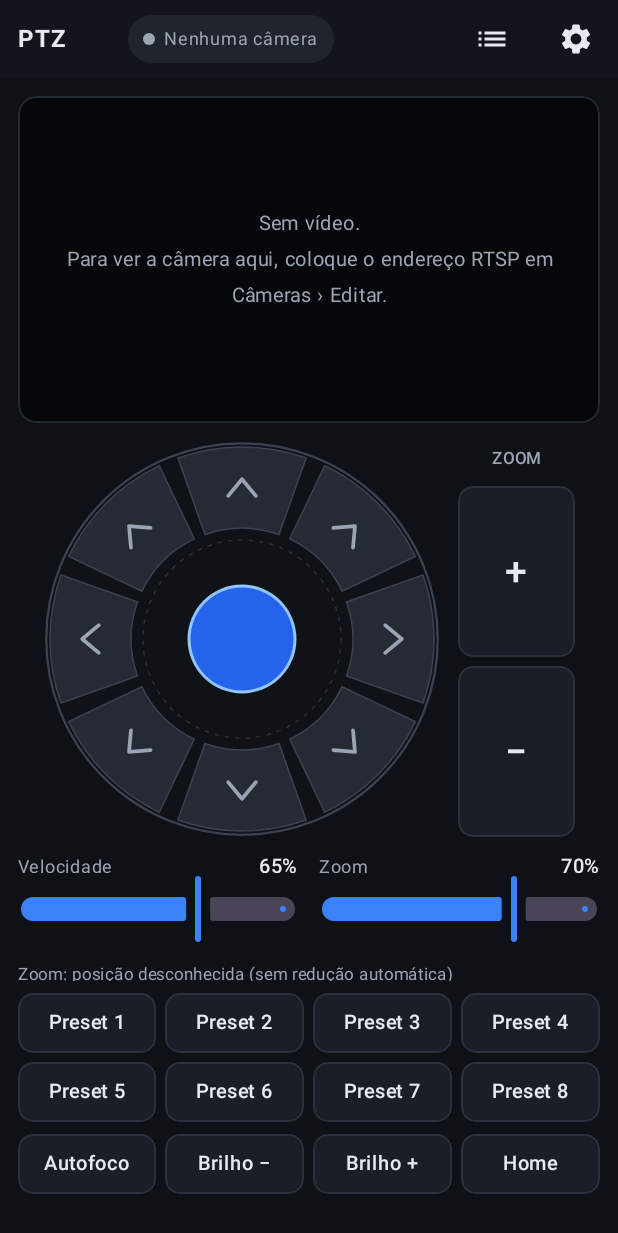
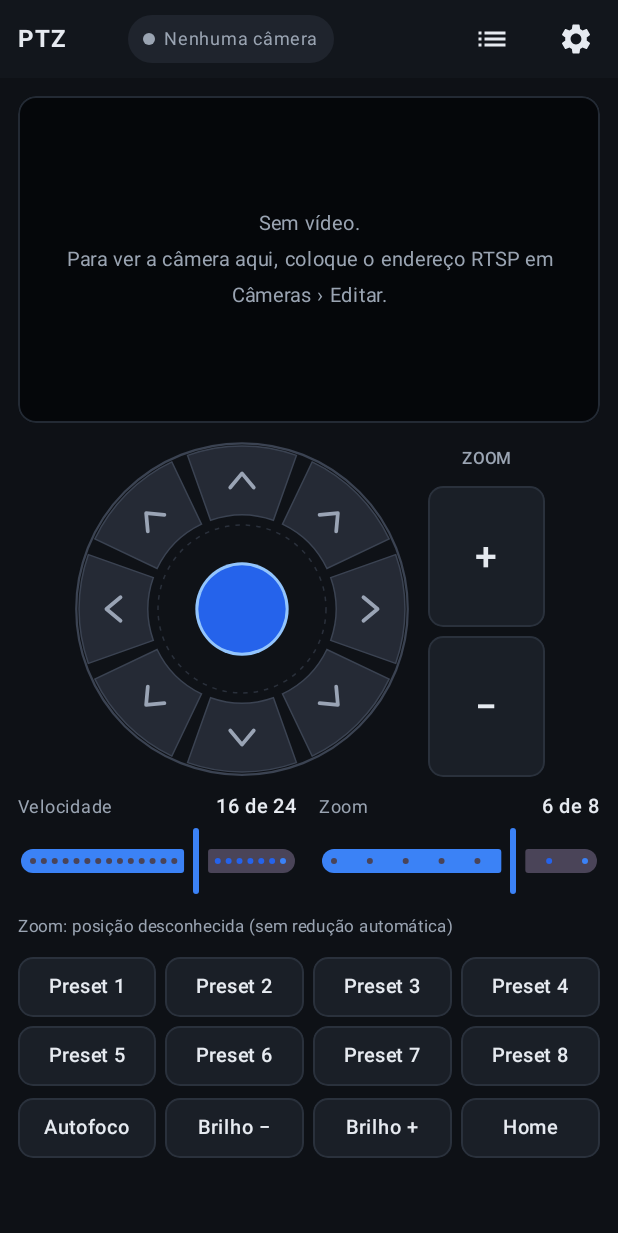
Before and after one commit to eleonardop/ptz-android, an Android app built with Jetpack Compose: the screen it shows after launch (MainActivity), on a phone screen of 412 x 824 dp. Shown: the top 1233 px of the screen. Run offline under Robolectric (Android 15) with nearby library versions, the phone set to English and light mode, and no system bars.

Commit message:
Velocidade e zoom no valor real da câmera; textos sem corte
- Barras de velocidade (1 a 24) e zoom (1 a 8) no valor real, com passos inteiros.
- RB/LB sobem/descem um passo de velocidade.
- Títulos das barras e linha do zoom sem altura fixa (não cortam mais).

Co-Authored-By: Claude Opus 5.5 <noreply@anthropic.com>
Claude-Session: https://claude.ai/code/session_01ChsCtzzmh5WTSWCfHnyMZx

```diff
--- a/app/src/main/java/com/ptzstudio/android/core/PtzController.kt
+++ b/app/src/main/java/com/ptzstudio/android/core/PtzController.kt
@@ -41,6 +41,19 @@ data class MotionConfig(
     /** Trava de diagonal: abaixo deste ângulo o eixo secundário é ignorado (0 = desligada). */
     val diagonalLockDeg: Int = 18,
 ) {
+    companion object {
+        /** Valor real (1..max) para a porcentagem guardada, sem perder o valor na ida e volta. */
+        fun levelToPercent(level: Int, max: Int): Int {
+            val m = max.coerceAtLeast(1)
+            return (level.coerceIn(1, m) * 100.0 / m).roundToInt().coerceIn(1, 100)
+        }
+
+        fun percentToLevel(percent: Int, max: Int): Int {
+            val m = max.coerceAtLeast(1)
+            return (percent.coerceIn(1, 100) * m / 100.0).roundToInt().coerceIn(1, m)
+        }
+    }
+
     fun sanitized(): MotionConfig = copy(
         speedPercent = speedPercent.coerceIn(1, 100),
         rampPercent = rampPercent.coerceIn(0, 100),
@@ -62,6 +75,14 @@ data class MotionConfig(
         val r = zoomSlowdownPercent.coerceIn(0, 95) / 100.0
         return 1.0 - r * Math.pow(z, 1.5)
     }
+
+    /** Velocidade de Pan/Tilt no valor real da câmera (1 até [maxPan]). */
+    fun speedLevel(maxPan: Int): Int = percentToLevel(speedPercent, maxPan)
+    fun withSpeedLevel(level: Int, maxPan: Int): MotionConfig = copy(speedPercent = levelToPercent(level, maxPan))
+
+    /** Velocidade do zoom no valor real da câmera (1 até [maxZoom]). */
+    fun zoomLevelSetting(maxZoom: Int): Int = percentToLevel(zoomSpeedPercent, maxZoom)
+    fun withZoomLevelSetting(level: Int, maxZoom: Int): MotionConfig = copy(zoomSpeedPercent = levelToPercent(level, maxZoom))
 
     /** Segundos para ir do repouso à velocidade máxima. */
     val rampSeconds: Double get() = rampPercent.coerceIn(0, 100) / 100.0 * 2.0
--- a/app/src/main/java/com/ptzstudio/android/ui/ControlScreen.kt
+++ b/app/src/main/java/com/ptzstudio/android/ui/ControlScreen.kt
@@ -105,7 +105,7 @@ fun ControlScreen(engine: Engine, onCameras: () -> Unit, onSettings: () -> Unit)
             if (landscape) {
                 // Tudo cabe na tela sem rolar: o joystick ocupa o espaço que sobra na coluna da direita.
                 val rightW = (boxW.value - 36f) / 2.15f
-                val stick = min(rightW - 90f, boxH.value - 24f - 96f - 8f).coerceIn(130f, 260f)
+                val stick = min(rightW - 90f, boxH.value - 24f - 120f).coerceIn(130f, 260f)
                 Row(
                     Modifier.fillMaxSize().padding(12.dp),
                     horizontalArrangement = Arrangement.spacedBy(12.dp),
@@ -131,7 +131,7 @@ fun ControlScreen(engine: Engine, onCameras: () -> Unit, onSettings: () -> Unit)
                     BoxWithConstraints(Modifier.fillMaxWidth().weight(1f)) {
                         val availH = maxHeight.value
                         // Altura fixa do resto: velocidades 64, zoom atual 16, presets 86, botões 40, espaços e margens.
-                        val stick = min(boxW.value - 24f - 78f - 12f, availH - 270f).coerceIn(140f, 300f)
+                        val stick = min(boxW.value - 24f - 78f - 12f, availH - 310f).coerceIn(140f, 300f)
                         Column(
                             Modifier.fillMaxSize().verticalScroll(rememberScrollState()).padding(start = 12.dp, end = 12.dp, top = 4.dp, bottom = 12.dp),
                             verticalArrangement = Arrangement.spacedBy(8.dp),
@@ -363,28 +363,35 @@ private fun VirtualJoystick(engine: Engine, size: Dp) {
     }
 }
 
-/** Velocidade do Pan/Tilt e do zoom lado a lado (economiza espaço). */
+/** Velocidade do Pan/Tilt e do zoom lado a lado, no valor real da câmera (ex.: 1 a 24 e 1 a 8). */
 @Composable
 private fun SpeedAndZoomSliders(engine: Engine, settings: AppSettings) {
     val m = settings.motion
+    val maxPan = engine.maxPanSpeed
+    val maxZoom = engine.maxZoomSpeed
     Row(Modifier.fillMaxWidth(), horizontalArrangement = Arrangement.spacedBy(14.dp)) {
-        CompactSlider("Velocidade", m.speedPercent, Modifier.weight(1f)) { engine.setMotion(m.copy(speedPercent = it)) }
-        CompactSlider("Zoom", m.zoomSpeedPercent, Modifier.weight(1f)) { engine.setMotion(m.copy(zoomSpeedPercent = it)) }
+        LevelSlider("Velocidade", m.speedLevel(maxPan), maxPan, Modifier.weight(1f)) {
+            engine.setMotion(m.withSpeedLevel(it, maxPan))
+        }
+        LevelSlider("Zoom", m.zoomLevelSetting(maxZoom), maxZoom, Modifier.weight(1f)) {
+            engine.setMotion(m.withZoomLevelSetting(it, maxZoom))
+        }
     }
 }
 
 @Composable
-private fun CompactSlider(label: String, value: Int, modifier: Modifier, onChange: (Int) -> Unit) {
+fun LevelSlider(label: String, value: Int, max: Int, modifier: Modifier, onChange: (Int) -> Unit) {
     Column(modifier) {
-        Row(Modifier.fillMaxWidth().height(16.dp), verticalAlignment = Alignment.CenterVertically) {
-            Text(label, color = Palette.Muted, fontSize = 12.sp, modifier = Modifier.weight(1f))
-            Text("$value%", color = Palette.Text, fontSize = 13.sp, fontWeight = FontWeight.SemiBold)
+        Row(Modifier.fillMaxWidth(), verticalAlignment = Alignment.CenterVertically) {
+            Text(label, color = Palette.Muted, fontSize = 12.sp, maxLines = 1, modifier = Modifier.weight(1f))
+            Text("$value de $max", color = Palette.Text, fontSize = 13.sp, fontWeight = FontWeight.SemiBold, maxLines = 1)
         }
         Slider(
             value = value.toFloat(),
-            onValueChange = { onChange(it.toInt().coerceIn(1, 100)) },
-            valueRange = 1f..100f,
-            modifier = Modifier.fillMaxWidth().height(48.dp),
+            onValueChange = { onChange(it.roundToInt().coerceIn(1, max)) },
+            valueRange = 1f..max.toFloat(),
+            steps = (max - 2).coerceAtLeast(0),
+            modifier = Modifier.fillMaxWidth(),
             colors = SliderDefaults.colors(thumbColor = Palette.AccentBright, activeTrackColor = Palette.AccentBright),
         )
     }
@@ -401,7 +408,7 @@ private fun ZoomInfo(engine: Engine, settings: AppSettings) {
         !m.zoomSlowdownEnabled -> "Zoom ${(z * 100).toInt()}%"
         else -> "Zoom ${(z * 100).toInt()}% · Pan/Tilt a ${(m.zoomSlowdownFactor(z) * 100).toInt()}% da velocidade"
     }
-    Text(text, color = if (z == null) Palette.Muted else Palette.Soft, fontSize = 11.sp, maxLines = 1, overflow = TextOverflow.Ellipsis, modifier = Modifier.height(16.dp))
+    Text(text, color = if (z == null) Palette.Muted else Palette.Soft, fontSize = 11.sp, maxLines = 1, overflow = TextOverflow.Ellipsis)
 }
 
 @Composable
```
Also changed, not shown: app/src/main/java/com/ptzstudio/android/Engine.kt (+13 -4 lines), app/src/main/java/com/ptzstudio/android/ui/SettingsScreen.kt (+6 -2 lines), 2 other files.
